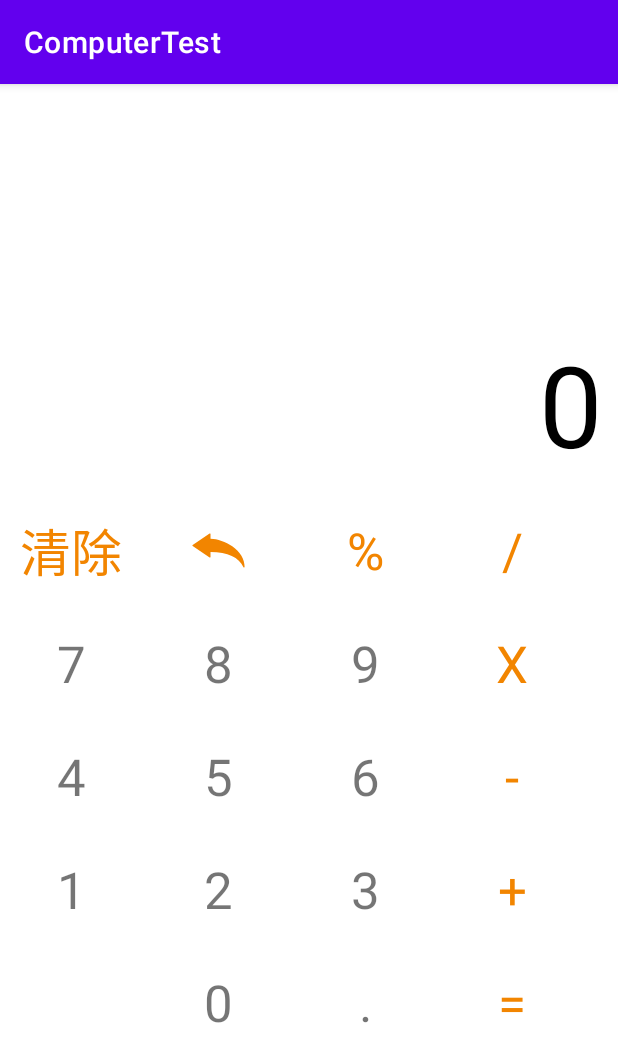
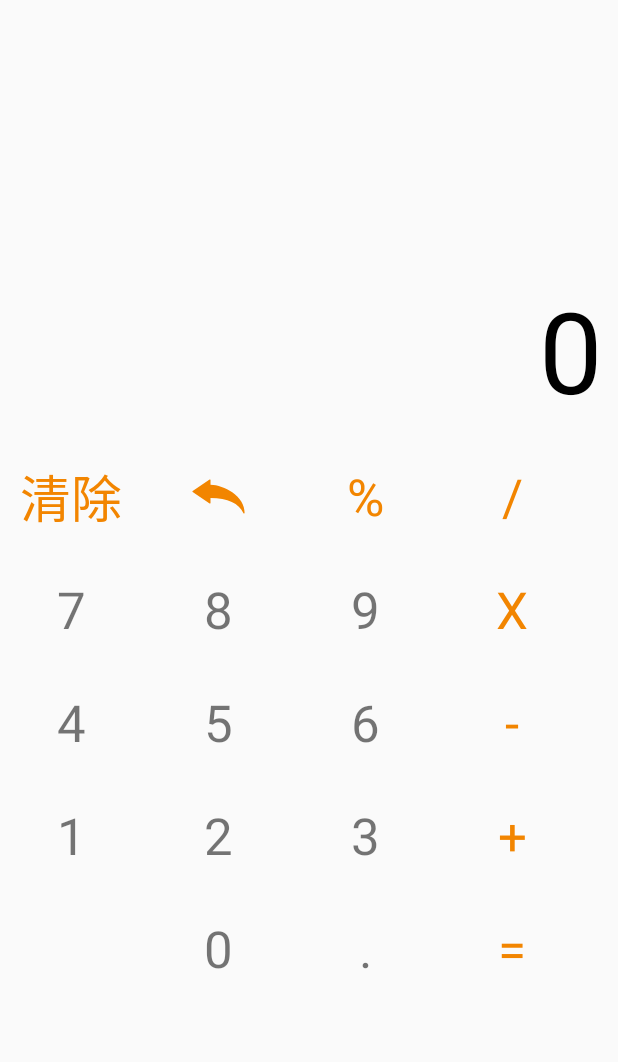
Before and after one commit to gn000226/ComputerTest_Android, an Android app: the screen it shows after launch (MainActivity), on a phone screen of 412 x 824 dp. Shown: the top 1062 px of the screen. Run offline under Robolectric (Android 15) with nearby library versions, the phone set to English and light mode, and no system bars.

Commit message:
2022/05/02_2

```diff
--- a/app/src/main/AndroidManifest.xml
+++ b/app/src/main/AndroidManifest.xml
@@ -8,7 +8,7 @@
         android:label="@string/app_name"
         android:roundIcon="@mipmap/ic_launcher_round"
         android:supportsRtl="true"
-        android:theme="@style/Theme.ComputerTest">
+        android:theme="@style/Theme.NoActionBar">
         <activity
             android:name=".MainActivity"
             android:exported="true">
--- a/app/src/main/java/com/example/computertest/MainActivity.kt
+++ b/app/src/main/java/com/example/computertest/MainActivity.kt
@@ -194,7 +194,7 @@ class MainActivity : AppCompatActivity() {
     fun makeOkNumberString(number: Double) {
         // 最後要呈現的字串
         var finalText: String
-        if (number.equals( number.toInt()) ) {   // 無條件進位後的數值等於 原本的數值
+        if (floor(number) == number ) {   // 無條件進位後的數值等於 原本的數值
             finalText = "${number.toInt()}"         // 轉為Int (去除小數點)
         } else {
             // 否則不去除小數點
--- a/app/src/main/res/layout/activity_main.xml
+++ b/app/src/main/res/layout/activity_main.xml
@@ -11,12 +11,12 @@
         android:layout_width="0dp"
         android:layout_height="wrap_content"
         android:layout_marginStart="10dp"
-        android:layout_marginTop="130dp"
+        android:layout_marginTop="150dp"
         android:layout_marginEnd="10dp"
         android:gravity="right"
+        android:maxLength="8"
         android:textColor="@color/grey"
         android:textSize="24sp"
-        android:maxLength="8"
         app:layout_constraintEnd_toEndOf="parent"
         app:layout_constraintStart_toStartOf="parent"
         app:layout_constraintTop_toTopOf="parent" />
--- a/app/src/main/res/values-night/themes.xml
+++ b/app/src/main/res/values-night/themes.xml
@@ -13,4 +13,9 @@
         <item name="android:statusBarColor" tools:targetApi="l">?attr/colorPrimaryVariant</item>
         <!-- Customize your theme here. -->
     </style>
+    <style name="Theme.NoActionBar" parent="Theme.MaterialComponents.DayNight.DarkActionBar">
+        <item name="windowNoTitle">true</item>
+        <item name="windowActionBar">false</item>
+        <item name="android:windowFullscreen">true</item>
+    </style>
 </resources>
--- a/app/src/main/res/values/themes.xml
+++ b/app/src/main/res/values/themes.xml
@@ -13,4 +13,11 @@
         <item name="android:statusBarColor" tools:targetApi="l">?attr/colorPrimaryVariant</item>
         <!-- Customize your theme here. -->
     </style>
+
+    <style name="Theme.NoActionBar" parent="Theme.AppCompat.DayNight.NoActionBar">
+        <item name="windowNoTitle">true</item>
+        <item name="windowActionBar">false</item>
+        <item name="android:windowFullscreen">true</item>
+    </style>
+
 </resources>
```
